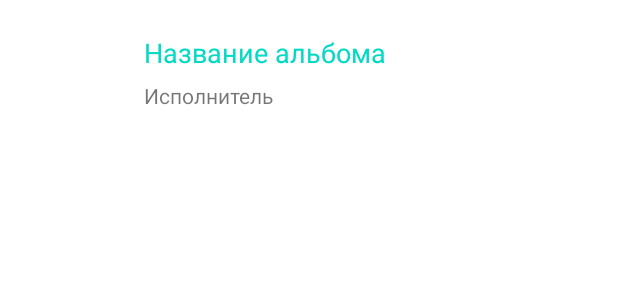
After one commit to San4illa/iTunesAlbums, an Android app: the layout album_item.xml on its own in the app's theme, with its tools: preview values and no code run, on a phone screen of 412 x 824 dp. The commit adds this screen. Shown: the top 300 px of the screen. Run offline under Robolectric (Android 15) with nearby library versions, the phone set to English and light mode, and no system bars.

Commit message:
Add albums display

```diff
--- a/app/build.gradle
+++ b/app/build.gradle
@@ -58,6 +58,10 @@ dependencies {
     // Navigation
     implementation 'ru.terrakok.cicerone:cicerone:5.1.0'
 
+    // Glide
+    kapt 'com.github.bumptech.glide:compiler:4.11.0'
+    implementation 'com.github.bumptech.glide:glide:4.11.0'
+
     testImplementation 'junit:junit:4.13'
     androidTestImplementation 'androidx.test.ext:junit:1.1.1'
     androidTestImplementation 'androidx.test.espresso:espresso-core:3.2.0'
--- a/app/src/main/java/com/san4illa/itunesalbums/ui/list/ListView.kt
+++ b/app/src/main/java/com/san4illa/itunesalbums/ui/list/ListView.kt
@@ -1,11 +1,12 @@
 package com.san4illa.itunesalbums.ui.list
 
+import com.san4illa.itunesalbums.data.Album
 import com.san4illa.itunesalbums.ui.base.BaseView
 import moxy.viewstate.strategy.AddToEndSingleStrategy
 import moxy.viewstate.strategy.StateStrategyType
 
 @StateStrategyType(AddToEndSingleStrategy::class)
 interface ListView : BaseView {
-    fun showAlbums()
+    fun showAlbums(albums: List<Album>)
     fun showEmptyView()
 }
--- /dev/null
+++ b/app/src/main/res/layout/album_item.xml
@@ -0,0 +1,54 @@
+<?xml version="1.0" encoding="utf-8"?>
+<androidx.constraintlayout.widget.ConstraintLayout xmlns:android="http://schemas.android.com/apk/res/android"
+    xmlns:app="http://schemas.android.com/apk/res-auto"
+    xmlns:tools="http://schemas.android.com/tools"
+    android:layout_width="match_parent"
+    android:layout_height="wrap_content">
+
+    <ImageView
+        android:id="@+id/image"
+        android:layout_width="64dp"
+        android:layout_height="64dp"
+        android:layout_marginStart="16dp"
+        android:layout_marginLeft="16dp"
+        android:layout_marginTop="16dp"
+        android:layout_marginBottom="16dp"
+        app:layout_constraintBottom_toBottomOf="parent"
+        app:layout_constraintStart_toStartOf="parent"
+        app:layout_constraintTop_toTopOf="parent" />
+
+    <!--   TODO поменять цвет текста     -->
+    <TextView
+        android:id="@+id/albumName"
+        android:layout_width="0dp"
+        android:layout_height="wrap_content"
+        android:layout_marginStart="16dp"
+        android:layout_marginLeft="16dp"
+        android:layout_marginEnd="16dp"
+        android:layout_marginRight="16dp"
+        android:ellipsize="end"
+        android:maxLines="1"
+        android:textColor="@color/design_default_color_secondary"
+        android:textSize="18sp"
+        app:layout_constraintBottom_toTopOf="@+id/artistName"
+        app:layout_constraintEnd_toEndOf="parent"
+        app:layout_constraintStart_toEndOf="@+id/image"
+        app:layout_constraintTop_toTopOf="@+id/image"
+        tools:text="Название альбома" />
+
+    <TextView
+        android:id="@+id/artistName"
+        android:layout_width="0dp"
+        android:layout_height="wrap_content"
+        android:layout_marginStart="16dp"
+        android:layout_marginLeft="16dp"
+        android:layout_marginEnd="16dp"
+        android:layout_marginRight="16dp"
+        android:ellipsize="end"
+        android:maxLines="1"
+        app:layout_constraintBottom_toBottomOf="@+id/image"
+        app:layout_constraintEnd_toEndOf="parent"
+        app:layout_constraintStart_toEndOf="@+id/image"
+        app:layout_constraintTop_toBottomOf="@+id/albumName"
+        tools:text="Исполнитель" />
+</androidx.constraintlayout.widget.ConstraintLayout>
--- a/app/src/main/res/values/strings.xml
+++ b/app/src/main/res/values/strings.xml
@@ -1,3 +1,7 @@
+<?xml version="1.0" encoding="utf-8"?>
 <resources>
-    <string name="app_name">iTunesAlbums</string>
+    <string name="app_name" translatable="false">iTunesAlbums</string>
+
+    <string name="empty">Nothing found</string>
+    <string name="error">Error</string>
 </resources>
--- a/build.gradle
+++ b/build.gradle
@@ -6,7 +6,7 @@ buildscript {
         jcenter()
     }
     dependencies {
-        classpath "com.android.tools.build:gradle:4.2.0-alpha01"
+        classpath 'com.android.tools.build:gradle:4.2.0-alpha02'
         classpath "org.jetbrains.kotlin:kotlin-gradle-plugin:$kotlin_version"
     }
 }
```
Also changed, not shown: app/src/main/java/com/san4illa/itunesalbums/data/Album.kt (added, +11 -0 lines), app/src/main/java/com/san4illa/itunesalbums/data/Track.kt (added, +7 -0 lines), app/src/main/java/com/san4illa/itunesalbums/ui/list/ListAdapter.kt (added, +34 -0 lines), app/src/main/java/com/san4illa/itunesalbums/ui/list/ListFragment.kt (+21 -1 lines), app/src/main/java/com/san4illa/itunesalbums/util/Extensions.kt (+10 -0 lines), app/src/main/res/layout/fragment_list.xml (+51 -2 lines), app/src/main/res/drawable/empty_cover.png (added), 1 other file.
